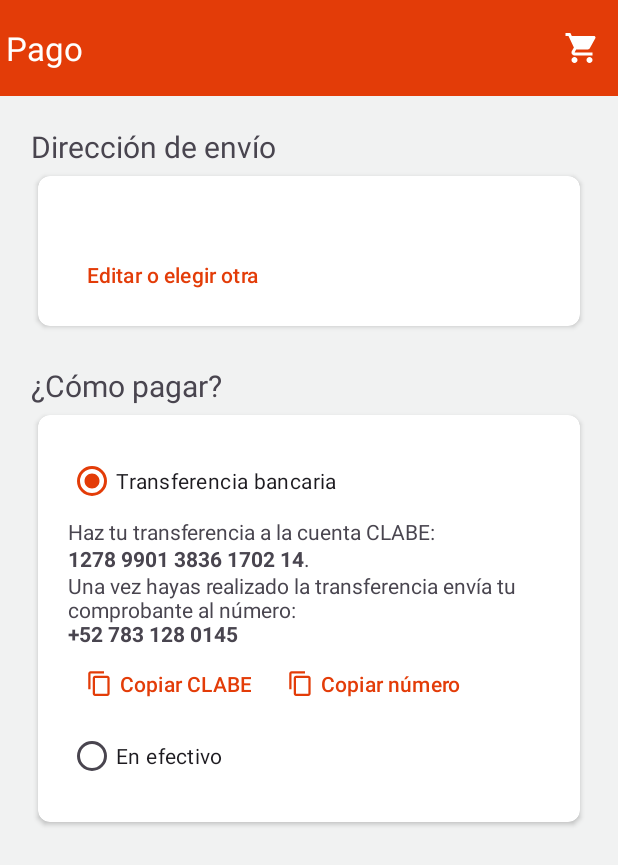
After one commit to alpi2111/LiikeGomi, an Android app: the PaymentActivity screen opened directly, with no data from a screen before it, on a phone screen of 412 x 824 dp. The commit adds this screen. Shown: the top 865 px of the screen. Run offline under Robolectric (Android 15) with nearby library versions, the phone set to English and light mode, and no system bars; our stand-ins replace CircleImageView, Firebase (no records; nobody signed in at launch, a user with empty details on screens opened directly).

Commit message:
[master] Payment UI (part of it) was created, labels and buttons for copy some texts (like CLABE or phone number) were added. Addres text fault

```diff
--- a/app/src/main/AndroidManifest.xml
+++ b/app/src/main/AndroidManifest.xml
@@ -67,7 +67,9 @@
         <activity
             android:name=".shopping_cart.ui.ShoppingCartActivity"
             android:exported="true" />
-
+        <activity
+            android:name=".payment.ui.PaymentActivity"
+            android:exported="true" />
         <provider
             android:name="androidx.core.content.FileProvider"
             android:authorities="${applicationId}.provider"
--- a/app/src/main/java/com/liike/liikegomi/background/utils/ActivityUtils.kt
+++ b/app/src/main/java/com/liike/liikegomi/background/utils/ActivityUtils.kt
@@ -2,7 +2,10 @@ package com.liike.liikegomi.background.utils
 
 import android.annotation.SuppressLint
 import android.app.DatePickerDialog
+import android.content.ClipData
+import android.content.ClipboardManager
 import android.content.Context
+import android.content.Context.CLIPBOARD_SERVICE
 import android.text.InputType
 import android.view.MotionEvent
 import android.view.inputmethod.InputMethodManager
@@ -82,4 +85,11 @@ object ActivityUtils {
     fun resetDatePickerDialogVisibility() {
         mIsDatePickerDialogOpen = false
     }
+
+    fun copyToClipboard(activity: AppCompatActivity, label: String, text: String) {
+        val clipboard = activity.getSystemService(CLIPBOARD_SERVICE) as ClipboardManager
+        val clip = ClipData.newPlainText(label, text)
+        clipboard.setPrimaryClip(clip)
+        MessageUtils.toast(activity, "$label copiado al portapapeles")
+    }
 }
--- a/app/src/main/java/com/liike/liikegomi/base/ui/BaseActivity.kt
+++ b/app/src/main/java/com/liike/liikegomi/base/ui/BaseActivity.kt
@@ -26,6 +26,7 @@ import com.liike.liikegomi.base.viewmodel.BaseViewModel
 import com.liike.liikegomi.base.viewmodel.BaseViewModelFactory
 import com.liike.liikegomi.login.ui.LoginActivity
 import com.liike.liikegomi.main.ui.MainActivity
+import com.liike.liikegomi.payment.ui.PaymentActivity
 import com.liike.liikegomi.register.ui.RegisterActivity
 import com.liike.liikegomi.shopping_cart.ui.ShoppingCartActivity
 import kotlin.reflect.KClass
@@ -99,6 +100,7 @@ abstract class BaseActivity<VB : ViewBinding, VM : BaseViewModel> : AppCompatAct
                     R.id.nav_home -> launchActivityMenu(MainActivity::class) { MainActivity.launch(this) }
                     R.id.nav_close_session -> mViewModel.closeSession()
                     R.id.nav_my_purchases -> { MessageUtils.toast(this, "Mis compras seleccionada") }
+                    R.id.nav_profile -> { launchActivityMenu(PaymentActivity::class) { PaymentActivity.launch(this) } }
                     R.id.nav_admin_add_product -> launchActivityMenu(AddProductActivity::class) { AddProductActivity.launch(this) }
                     R.id.nav_admin_add_category -> launchActivityMenu(AddCategoryActivity::class) { AddCategoryActivity.launch(this) }
                     R.id.nav_admin_categories_list -> launchActivityMenu(AdminCategoryActivity::class) { AdminCategoryActivity.launch(this) }
--- /dev/null
+++ b/app/src/main/java/com/liike/liikegomi/payment/ui/PaymentActivity.kt
@@ -0,0 +1,47 @@
+package com.liike.liikegomi.payment.ui
+
+import android.content.Intent
+import android.os.Bundle
+import androidx.appcompat.app.AppCompatActivity
+import androidx.core.view.isVisible
+import com.liike.liikegomi.background.utils.ActivityUtils
+import com.liike.liikegomi.base.ui.BaseActivity
+import com.liike.liikegomi.databinding.ActivityPaymentBinding
+import com.liike.liikegomi.payment.view_model.PaymentViewModel
+import com.liike.liikegomi.payment.view_model.PaymentViewModelFactory
+
+class PaymentActivity: BaseActivity<ActivityPaymentBinding, PaymentViewModel>() {
+
+    companion object {
+        fun launch(appCompatActivity: AppCompatActivity) {
+            val intent = Intent(appCompatActivity, PaymentActivity::class.java)
+            appCompatActivity.startActivity(intent)
+        }
+    }
+
+    override val mViewModel: PaymentViewModel
+        get() = getViewModelFactory(this, PaymentViewModelFactory())
+
+    override fun inflate(): ActivityPaymentBinding {
+        return ActivityPaymentBinding.inflate(layoutInflater)
+    }
+
+    override fun onCreate(savedInstanceState: Bundle?) {
+        super.onCreate(savedInstanceState)
+        mBinding.run {
+            radioGroupPayment.setOnCheckedChangeListener { _, checkedId ->
+                val shouldShowTransferText = checkedId == radioButtonTransfer.id
+                transferText.isVisible = shouldShowTransferText
+                lyCopyButtons.isVisible = shouldShowTransferText
+            }
+
+            btnCopyClabe.setOnClickListener {
+                ActivityUtils.copyToClipboard(this@PaymentActivity, "CLABE", "127899013836170214")
+            }
+
+            btnCopyNumber.setOnClickListener {
+                ActivityUtils.copyToClipboard(this@PaymentActivity, "Telefono", "+527831280145")
+            }
+        }
+    }
+}
--- /dev/null
+++ b/app/src/main/java/com/liike/liikegomi/payment/view_model/PaymentViewModel.kt
@@ -0,0 +1,6 @@
+package com.liike.liikegomi.payment.view_model
+
+import com.liike.liikegomi.base.viewmodel.BaseViewModel
+
+class PaymentViewModel: BaseViewModel() {
+}
--- /dev/null
+++ b/app/src/main/java/com/liike/liikegomi/payment/view_model/PaymentViewModelFactory.kt
@@ -0,0 +1,9 @@
+package com.liike.liikegomi.payment.view_model
+
+import com.liike.liikegomi.base.viewmodel.BaseViewModelFactory
+
+class PaymentViewModelFactory: BaseViewModelFactory<PaymentViewModel>() {
+    override fun setViewModel(): PaymentViewModel {
+        return PaymentViewModel()
+    }
+}
--- /dev/null
+++ b/app/src/main/res/drawable/ic_content_copy.xml
@@ -0,0 +1,5 @@
+<vector android:height="24dp" android:tint="#000000"
+    android:viewportHeight="24" android:viewportWidth="24"
+    android:width="24dp" xmlns:android="http://schemas.android.com/apk/res/android">
+    <path android:fillColor="@android:color/white" android:pathData="M16,1L4,1c-1.1,0 -2,0.9 -2,2v14h2L4,3h12L16,1zM19,5L8,5c-1.1,0 -2,0.9 -2,2v14c0,1.1 0.9,2 2,2h11c1.1,0 2,-0.9 2,-2L21,7c0,-1.1 -0.9,-2 -2,-2zM19,21L8,21L8,7h11v14z"/>
+</vector>
--- /dev/null
+++ b/app/src/main/res/layout/activity_payment.xml
@@ -0,0 +1,184 @@
+<?xml version="1.0" encoding="utf-8"?>
+<androidx.constraintlayout.widget.ConstraintLayout xmlns:android="http://schemas.android.com/apk/res/android"
+    xmlns:app="http://schemas.android.com/apk/res-auto"
+    xmlns:tools="http://schemas.android.com/tools"
+    android:layout_width="match_parent"
+    android:layout_height="match_parent"
+    android:background="@color/background_gray">
+
+    <com.liike.liikegomi.base.ui.components.Toolbar
+        android:id="@+id/toolbar"
+        android:layout_width="match_parent"
+        android:layout_height="wrap_content"
+        app:layout_constraintTop_toTopOf="parent"
+        app:title="@string/payment" />
+
+    <ScrollView
+        android:layout_width="0dp"
+        android:layout_height="wrap_content"
+        app:layout_constraintEnd_toEndOf="parent"
+        app:layout_constraintStart_toStartOf="parent"
+        app:layout_constraintTop_toBottomOf="@id/toolbar"
+        app:layout_constraintWidth_percent="0.9">
+
+        <androidx.constraintlayout.widget.ConstraintLayout
+            android:id="@+id/ly_address"
+            android:layout_width="match_parent"
+            android:layout_height="wrap_content"
+            app:layout_constraintEnd_toEndOf="parent"
+            app:layout_constraintStart_toStartOf="parent"
+            app:layout_constraintTop_toBottomOf="@id/toolbar">
+
+
+            <TextView
+                android:id="@+id/address_label"
+                android:layout_width="match_parent"
+                android:layout_height="wrap_content"
+                android:layout_marginTop="20dp"
+                android:text="@string/address_shipping"
+                android:textSize="20sp"
+                app:layout_constraintTop_toTopOf="parent" />
+
+            <androidx.cardview.widget.CardView
+                android:id="@+id/card_address"
+                android:layout_width="0dp"
+                android:layout_height="wrap_content"
+                android:elevation="4dp"
+                app:cardCornerRadius="8dp"
+                app:cardUseCompatPadding="true"
+                app:layout_constraintEnd_toEndOf="parent"
+                app:layout_constraintStart_toStartOf="parent"
+                app:layout_constraintTop_toBottomOf="@id/address_label">
+
+                <androidx.constraintlayout.widget.ConstraintLayout
+                    android:layout_width="match_parent"
+                    android:layout_height="wrap_content"
+                    android:layout_marginHorizontal="20dp"
+                    android:layout_marginTop="20dp"
+                    android:layout_marginBottom="10dp">
+
+                    <TextView
+                        android:id="@+id/address"
+                        android:layout_width="match_parent"
+                        android:layout_height="wrap_content"
+                        android:ellipsize="end"
+                        android:maxLines="6"
+                        android:textSize="16sp"
+                        android:textStyle="italic"
+                        app:layout_constraintTop_toTopOf="parent"
+                        tools:text="@tools:sample/lorem/random" />
+
+                    <com.google.android.material.button.MaterialButton
+                        style="@style/Widget.Material3.Button.TextButton"
+                        android:layout_width="wrap_content"
+                        android:layout_height="wrap_content"
+                        android:text="Editar o elegir otra"
+                        app:layout_constraintStart_toStartOf="parent"
+                        app:layout_constraintTop_toBottomOf="@id/address" />
+                </androidx.constraintlayout.widget.ConstraintLayout>
+            </androidx.cardview.widget.CardView>
+
+            <TextView
+                android:id="@+id/payment_label"
+                android:layout_width="match_parent"
+                android:layout_height="wrap_content"
+                android:layout_marginTop="20dp"
+                android:text="¿Cómo pagar?"
+                android:textSize="20sp"
+                app:layout_constraintTop_toBottomOf="@id/card_address" />
+
+            <androidx.cardview.widget.CardView
+                android:id="@+id/card_payment"
+                android:layout_width="0dp"
+                android:layout_height="wrap_content"
+                android:elevation="4dp"
+                app:cardCornerRadius="8dp"
+                app:cardUseCompatPadding="true"
+                app:layout_constraintEnd_toEndOf="parent"
+                app:layout_constraintStart_toStartOf="parent"
+                app:layout_constraintTop_toBottomOf="@id/payment_label">
+
+                <androidx.constraintlayout.widget.ConstraintLayout
+                    android:layout_width="match_parent"
+                    android:layout_height="wrap_content"
+                    android:layout_marginHorizontal="20dp"
+                    android:layout_marginTop="20dp"
+                    android:layout_marginBottom="20dp">
+
+                    <RadioGroup
+                        android:id="@+id/radio_group_payment"
+                        android:layout_width="match_parent"
+                        android:layout_height="wrap_content"
+                        android:checkedButton="@id/radio_button_transfer"
+                        app:layout_constraintTop_toTopOf="parent">
+
+                        <RadioButton
+                            android:id="@+id/radio_button_transfer"
+                            android:layout_width="match_parent"
+                            android:layout_height="wrap_content"
+                            android:text="Transferencia bancaria" />
+
+                        <TextView
+                            android:id="@+id/transfer_text"
+                            android:layout_width="match_parent"
+                            android:layout_height="wrap_content"
+                            android:text="@string/transfer_text" />
+
+                        <LinearLayout
+                            android:id="@+id/ly_copy_buttons"
+                            android:layout_width="match_parent"
+                            android:layout_height="wrap_content"
+                            android:orientation="horizontal">
+
+                            <com.google.android.material.button.MaterialButton
+                                android:id="@+id/btn_copy_clabe"
+                                style="@style/Widget.Material3.Button.TextButton"
+                                android:layout_width="wrap_content"
+                                android:layout_height="wrap_content"
+                                android:text="Copiar CLABE"
+                                app:icon="@drawable/ic_content_copy" />
+
+                            <com.google.android.material.button.MaterialButton
+                                android:id="@+id/btn_copy_number"
+                                style="@style/Widget.Material3.Button.TextButton"
+                                android:layout_width="wrap_content"
+                                android:layout_height="wrap_content"
+                                android:text="Copiar número"
+                                app:icon="@drawable/ic_content_copy" />
+                        </LinearLayout>
+
+                        <RadioButton
+                            android:id="@+id/radio_button_cash"
+                            android:layout_width="match_parent"
+                            android:layout_height="wrap_content"
+                            android:text="En efectivo" />
+
+                    </RadioGroup>
+
+                    <TextView
+                        android:id="@+id/payment_method"
+                        android:layout_width="match_parent"
+                        android:layout_height="wrap_content"
+                        android:ellipsize="end"
+                        android:maxLines="2"
+                        android:textSize="16sp"
+                        android:textStyle="italic"
+                        android:visibility="gone"
+                        app:layout_constraintTop_toTopOf="parent"
+                        tools:text="@tools:sample/lorem/random" />
+
+                    <!--                    <com.google.android.material.button.MaterialButton-->
+                    <!--                        style="@style/Widget.Material3.Button.TextButton"-->
+                    <!--                        android:layout_width="wrap_content"-->
+                    <!--                        android:layout_height="wrap_content"-->
+                    <!--                        android:text="Editar o elegir otra"-->
+                    <!--                        app:layout_constraintStart_toStartOf="parent"-->
+                    <!--                        app:layout_constraintTop_toBottomOf="@id/payment_method" />-->
+                </androidx.constraintlayout.widget.ConstraintLayout>
+            </androidx.cardview.widget.CardView>
+
+
+        </androidx.constraintlayout.widget.ConstraintLayout>
+    </ScrollView>
+
+</androidx.constraintlayout.widget.ConstraintLayout>
--- a/app/src/main/res/values/strings.xml
+++ b/app/src/main/res/values/strings.xml
@@ -56,4 +56,7 @@
     <string name="pay">Pagar</string>
     <string name="total_">Total:</string>
     <string name="no_items_on_cart">No tienes gomitas en tu carrito 😔</string>
+    <string name="payment">Pago</string>
+    <string name="address_shipping">Dirección de envío</string>
+    <string name="transfer_text">Haz tu transferencia a la cuenta CLABE:\n<b>1278 9901 3836 1702 14</b>.\nUna vez hayas realizado la transferencia envía tu comprobante al número:\n<b>+52 783 128 0145</b></string>
 </resources>
```
